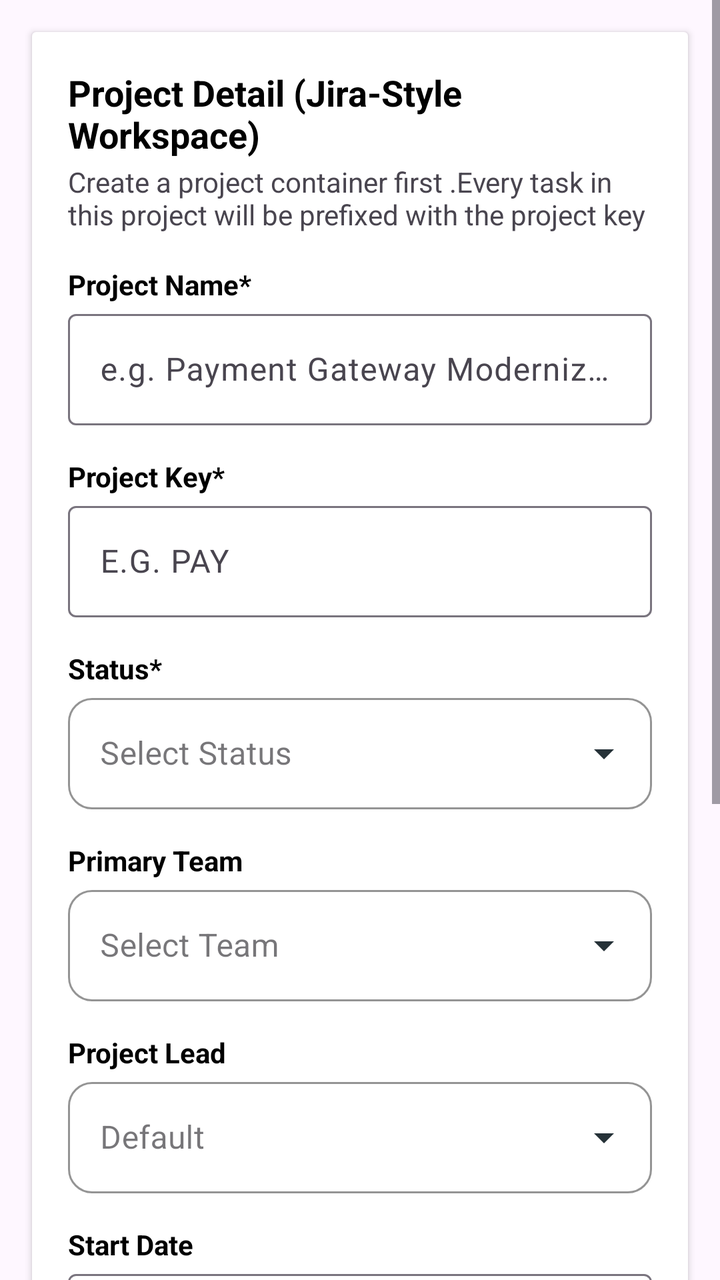
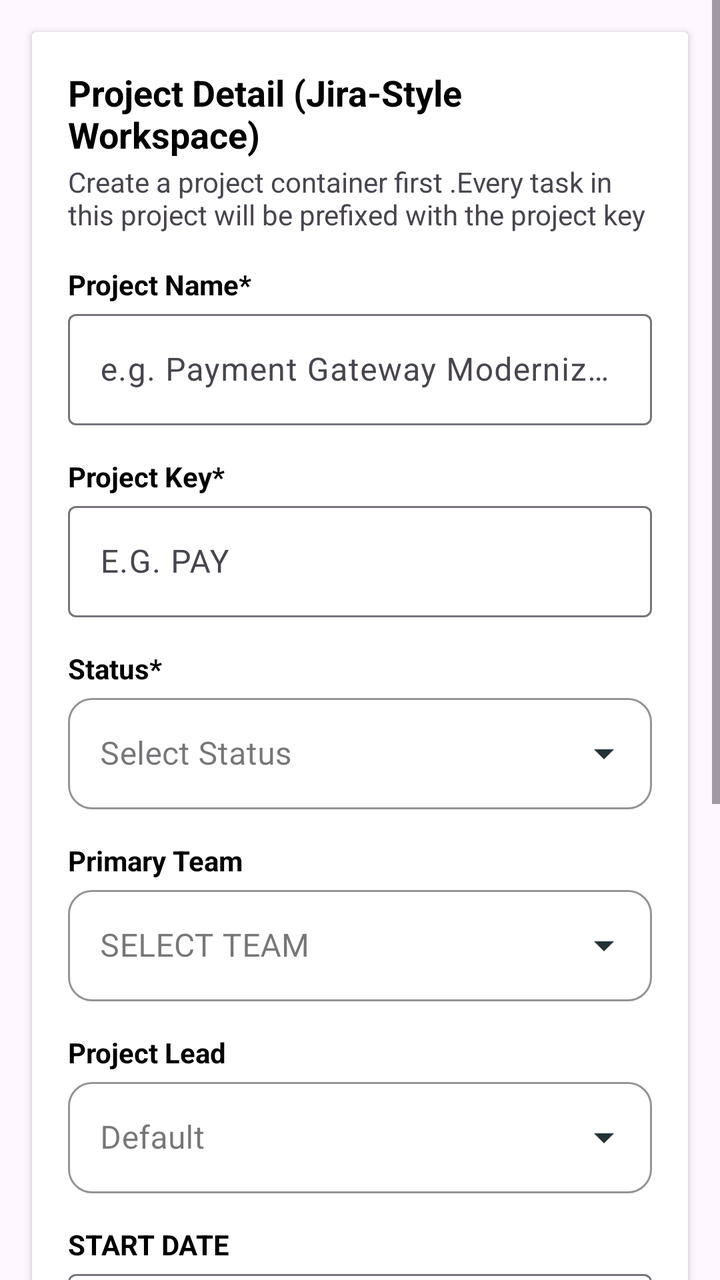

An Android layout rendered at two revisions. The XML below is the earlier revision; the diff shows what the commit changed to produce the second picture.
<!-- AndroidManifest.xml: application theme Theme.TaskManagement -->
<!-- res/layout/fragment_add_project.xml -->
<?xml version="1.0" encoding="utf-8"?>
<layout xmlns:android="http://schemas.android.com/apk/res/android"
    xmlns:tools="http://schemas.android.com/tools"
    xmlns:app="http://schemas.android.com/apk/res-auto">

    <data>

    </data>
    <androidx.core.widget.NestedScrollView
        android:layout_width="match_parent"
        android:layout_height="match_parent"
        android:fillViewport="true"
        android:clipToPadding="false"
        android:scrollbars="vertical">
        <LinearLayout
            android:layout_width="match_parent"
            android:layout_height="wrap_content"
            tools:context=".AddProjectFragment"
            android:orientation="vertical">

            <androidx.cardview.widget.CardView
                android:layout_width="match_parent"
                android:layout_height="wrap_content"
                android:layout_margin="16dp">
                <LinearLayout
                    android:layout_width="match_parent"
                    android:layout_height="wrap_content"
                    android:layout_margin="18dp"
                    android:orientation="vertical">
                    <TextView
                        android:text="Project Detail (Jira-Style Workspace)"
                        android:textStyle="bold"
                        android:textColor="@color/black"
                        android:textSize="18dp"
                        android:layout_width="match_parent"
                        android:layout_height="wrap_content"/>
                    <TextView
                        android:layout_marginTop="2dp"
                        android:layout_width="match_parent"
                        android:layout_height="wrap_content"
                        android:text="Create a project container first .Every task in this project will be prefixed with the project key "/>

                    <TextView
                        android:layout_marginTop="16dp"
                        android:textStyle="bold"
                        android:text="Project Name*"
                        android:textColor="@color/black"
                        android:layout_width="match_parent"
                        android:layout_height="wrap_content"/>
                    <com.google.android.material.textfield.TextInputLayout
                        style="@style/Widget.Material3.TextInputLayout.OutlinedBox"
                        android:layout_width="match_parent"
                        android:layout_height="wrap_content"

                        android:hint="e.g. Payment Gateway Modernization">

                        <com.google.android.material.textfield.TextInputEditText
                            android:id="@+id/name"
                            android:layout_width="match_parent"
                            android:layout_height="wrap_content"
                            />

                    </com.google.android.material.textfield.TextInputLayout>
                    <TextView
                        android:layout_marginTop="16dp"
                        android:textStyle="bold"
                        android:text="Project Key*"
                        android:textColor="@color/black"
                        android:layout_width="match_parent"
                        android:layout_height="wrap_content"/>
                    <com.google.android.material.textfield.TextInputLayout
                        style="@style/Widget.Material3.TextInputLayout.OutlinedBox"
                        android:layout_width="match_parent"
                        android:layout_height="wrap_content"

                        android:hint="E.G. PAY">

                        <com.google.android.material.textfield.TextInputEditText
                            android:id="@+id/key"
                            android:layout_width="match_parent"
                            android:layout_height="wrap_content"
                            />

                    </com.google.android.material.textfield.TextInputLayout>
                    <LinearLayout
                        android:layout_width="match_parent"
                        android:layout_height="wrap_content"
                        android:id="@+id/loader"
                        android:visibility="gone"
                        android:orientation="vertical">
                        <ProgressBar
                            android:layout_width="match_parent"
                            android:layout_height="wrap_content"/>
                        <TextView
                            android:layout_width="match_parent"
                            android:layout_height="wrap_content"
                            android:text="Loading..."
                            android:gravity="center"/>
                    </LinearLayout>
                    <TextView
                        android:layout_marginTop="16dp"
                        android:textStyle="bold"
                        android:text="Status*"
                        android:textColor="@color/black"
                        android:layout_width="match_parent"
                        android:layout_height="wrap_content"/>
                    <com.google.android.material.textfield.TextInputLayout
                        android:id="@+id/statusLayout"
                        style="@style/Widget.MaterialComponents.TextInputLayout.OutlinedBox.ExposedDropdownMenu"
                        android:layout_width="match_parent"
                        android:layout_height="wrap_content"
                        app:boxCornerRadiusTopStart="12dp"
                        app:boxCornerRadiusTopEnd="12dp"
                        app:boxCornerRadiusBottomStart="12dp"
                        app:boxCornerRadiusBottomEnd="12dp"
                        app:boxStrokeColor="#6750FF"
                        app:boxStrokeWidth="1dp"
                        app:boxStrokeWidthFocused="2dp"
                        app:endIconTint="#263238">

                        <com.google.android.material.textfield.MaterialAutoCompleteTextView
                            android:id="@+id/statusSpinner"
                            android:layout_width="match_parent"
                            android:layout_height="wrap_content"
                            android:inputType="none"
                            android:hint="Select Status"
                            android:textSize="16sp"
                            android:dropDownHeight="wrap_content"/>
                        <LinearLayout
                            android:id="@+id/projectLoader"
                            android:visibility="gone"
                            android:layout_width="match_parent"
                            android:layout_height="wrap_content"
                            android:orientation="vertical">
                            <ProgressBar
                                android:layout_width="match_parent"
                                android:layout_height="wrap_content"/>
                            <TextView
                                android:text="Loading.."
                                android:gravity="center"
                                android:layout_width="match_parent"
                                android:layout_height="wrap_content"/>
                        </LinearLayout>

                    </com.google.android.material.textfield.TextInputLayout>
                    <TextView
                        android:layout_marginTop="16dp"
                        android:textStyle="bold"
                        android:text="Primary Team"
                        android:textColor="@color/black"
                        android:layout_width="match_parent"
                        android:layout_height="wrap_content"/>
                    <com.google.android.material.textfield.TextInputLayout
                        android:id="@+id/teamLayout"
                        style="@style/Widget.MaterialComponents.TextInputLayout.OutlinedBox.ExposedDropdownMenu"
                        android:layout_width="match_parent"
                        android:layout_height="wrap_content"
                        app:boxCornerRadiusTopStart="12dp"
                        app:boxCornerRadiusTopEnd="12dp"
                        app:boxCornerRadiusBottomStart="12dp"
                        app:boxCornerRadiusBottomEnd="12dp"
                        app:boxStrokeColor="#6750FF"
                        app:boxStrokeWidth="1dp"
                        app:boxStrokeWidthFocused="2dp"
                        app:endIconTint="#263238">

                        <com.google.android.material.textfield.MaterialAutoCompleteTextView
                            android:id="@+id/teamSpinner"
                            android:layout_width="match_parent"
                            android:layout_height="wrap_content"
                            android:inputType="none"
                            android:hint="Select Team"
                            android:textSize="16sp"
                            android:dropDownHeight="wrap_content"/>

                    </com.google.android.material.textfield.TextInputLayout>
                    <TextView
                        android:layout_marginTop="16dp"
                        android:textStyle="bold"
                        android:text="Project Lead"
                        android:textColor="@color/black"
                        android:layout_width="match_parent"
                        android:layout_height="wrap_content"/>
                    <com.google.android.material.textfield.TextInputLayout
                        android:id="@+id/projectLayout"
                        style="@style/Widget.MaterialComponents.TextInputLayout.OutlinedBox.ExposedDropdownMenu"
                        android:layout_width="match_parent"
                        android:layout_height="wrap_content"
                        app:boxCornerRadiusTopStart="12dp"
                        app:boxCornerRadiusTopEnd="12dp"
                        app:boxCornerRadiusBottomStart="12dp"
                        app:boxCornerRadiusBottomEnd="12dp"
                        app:boxStrokeColor="#6750FF"
                        app:boxStrokeWidth="1dp"
                        app:boxStrokeWidthFocused="2dp"
                        app:endIconTint="#263238">

                        <com.google.android.material.textfield.MaterialAutoCompleteTextView
                            android:id="@+id/projectSpinner"
                            android:layout_width="match_parent"
                            android:layout_height="wrap_content"
                            android:inputType="none"
android:hint="Default"
                            android:textSize="16sp"
                            android:dropDownHeight="wrap_content"/>

                    </com.google.android.material.textfield.TextInputLayout>
                    <TextView
                        android:layout_marginTop="16dp"
                        android:textStyle="bold"
                        android:text="Start Date"
                        android:textColor="@color/black"
                        android:layout_width="match_parent"
                        android:layout_height="wrap_content"/>

                    <com.google.android.material.textfield.TextInputLayout
                        style="@style/Widget.Material3.TextInputLayout.OutlinedBox"
                        android:layout_width="match_parent"
                        android:layout_height="wrap_content"
                        android:hint="dd/mm/yyyy"
                       >

                        <com.google.android.material.textfield.TextInputEditText
                            android:id="@+id/startDate"

                            android:layout_width="match_parent"
                            android:layout_height="wrap_content"
                            android:drawableEnd="@drawable/outline_calendar_month_24"
                            />

                    </com.google.android.material.textfield.TextInputLayout>
                    <TextView
                        android:layout_marginTop="16dp"
                        android:textStyle="bold"
                        android:text="Completion Date"
                        android:textColor="@color/black"
                        android:layout_width="match_parent"
                        android:layout_height="wrap_content"/>
                    <com.google.android.material.textfield.TextInputLayout
                        style="@style/Widget.Material3.TextInputLayout.OutlinedBox"
                        android:layout_width="match_parent"
                        android:layout_height="wrap_content"

                        android:hint="dd/mm/yyyy">

                        <com.google.android.material.textfield.TextInputEditText
                            android:id="@+id/endDate"
                            android:layout_width="match_parent"
                            android:layout_height="wrap_content"
                            android:drawableEnd="@drawable/outline_calendar_month_24"
                            />

                    </com.google.android.material.textfield.TextInputLayout>
                    <com.example.taskmanagement.CustomUserView
                        android:id="@+id/customteam"
                        android:layout_width="match_parent"
                        android:layout_height="wrap_content"/>
                    <TextView
                        android:layout_marginTop="16dp"
                        android:textStyle="bold"
                        android:text="PROJECT SCOP &amp; OBJECTIVE"
                        android:textColor="@color/black"
                        android:layout_width="match_parent"
                        android:layout_height="wrap_content"/>
                    <com.google.android.material.textfield.TextInputLayout
                        style="@style/Widget.Material3.TextInputLayout.OutlinedBox"
                        android:layout_width="match_parent"
                        android:layout_height="wrap_content"

                        android:hint="Describe the project goals,milstones, and deliverable">

                        <com.google.android.material.textfield.TextInputEditText
                            android:id="@+id/discrpt"
                            android:layout_width="match_parent"
                            android:layout_height="wrap_content"
                            android:gravity="top|start"
                            />

                    </com.google.android.material.textfield.TextInputLayout>
                    <Button
                        android:text="Create"
                        android:id="@+id/saveBtn"
                        android:textColor="@color/white"
                        android:backgroundTint="@color/darknavey"
                        android:layout_margin="6dp"
                        android:layout_gravity="center"
                        android:layout_width="wrap_content"
                        android:layout_height="wrap_content"/>
                </LinearLayout>
            </androidx.cardview.widget.CardView>

        </LinearLayout>
    </androidx.core.widget.NestedScrollView>


</layout>
<!-- resources referenced by this layout -->
<resources>
  <color name="black">#FF000000</color>
  <color name="darknavey">#1E3A5F</color>
  <color name="white">#FFFFFFFF</color>
  <!-- drawable outline_calendar_month_24 (drawable) -->
  <vector xmlns:android="http://schemas.android.com/apk/res/android" android:height="24dp" android:tint="#000000" android:viewportHeight="960" android:viewportWidth="960" android:width="24dp">
        
      <path android:fillColor="@android:color/white" android:pathData="M200,880Q167,880 143.5,856.5Q120,833 120,800L120,240Q120,207 143.5,183.5Q167,160 200,160L240,160L240,80L320,80L320,160L640,160L640,80L720,80L720,160L760,160Q793,160 816.5,183.5Q840,207 840,240L840,800Q840,833 816.5,856.5Q793,880 760,880L200,880ZM200,800L760,800Q760,800 760,800Q760,800 760,800L760,400L200,400L200,800Q200,800 200,800Q200,800 200,800ZM200,320L760,320L760,240Q760,240 760,240Q760,240 760,240L200,240Q200,240 200,240Q200,240 200,240L200,320ZM200,320L200,240Q200,240 200,240Q200,240 200,240L200,240Q200,240 200,240Q200,240 200,240L200,320ZM480,560Q463,560 451.5,548.5Q440,537 440,520Q440,503 451.5,491.5Q463,480 480,480Q497,480 508.5,491.5Q520,503 520,520Q520,537 508.5,548.5Q497,560 480,560ZM291.5,548.5Q280,537 280,520Q280,503 291.5,491.5Q303,480 320,480Q337,480 348.5,491.5Q360,503 360,520Q360,537 348.5,548.5Q337,560 320,560Q303,560 291.5,548.5ZM640,560Q623,560 611.5,548.5Q600,537 600,520Q600,503 611.5,491.5Q623,480 640,480Q657,480 668.5,491.5Q680,503 680,520Q680,537 668.5,548.5Q657,560 640,560ZM480,720Q463,720 451.5,708.5Q440,697 440,680Q440,663 451.5,651.5Q463,640 480,640Q497,640 508.5,651.5Q520,663 520,680Q520,697 508.5,708.5Q497,720 480,720ZM291.5,708.5Q280,697 280,680Q280,663 291.5,651.5Q303,640 320,640Q337,640 348.5,651.5Q360,663 360,680Q360,697 348.5,708.5Q337,720 320,720Q303,720 291.5,708.5ZM640,720Q623,720 611.5,708.5Q600,697 600,680Q600,663 611.5,651.5Q623,640 640,640Q657,640 668.5,651.5Q680,663 680,680Q680,697 668.5,708.5Q657,720 640,720Z"/>
      
  </vector>
  <style name="Theme.TaskManagement" parent="Base.Theme.TaskManagement" />
  <style name="Base.Theme.TaskManagement" parent="Theme.Material3.DayNight.NoActionBar">
          
          
      </style>
</resources>

<!-- the commit's change to res/layout/fragment_add_project.xml (unified diff, before → after) -->
@@ -28,7 +28,7 @@
                     android:layout_margin="18dp"
                     android:orientation="vertical">
                     <TextView
-                        android:text="Project Detail (Jira-Style Workspace)"
+                        android:text="@string/Project_Detail_Jira_Style_Workspace"
                         android:textStyle="bold"
                         android:textColor="@color/black"
                         android:textSize="18dp"
@@ -38,21 +38,21 @@
                         android:layout_marginTop="2dp"
                         android:layout_width="match_parent"
                         android:layout_height="wrap_content"
-                        android:text="Create a project container first .Every task in this project will be prefixed with the project key "/>
-
-                    <TextView
-                        android:layout_marginTop="16dp"
-                        android:textStyle="bold"
-                        android:text="Project Name*"
-                        android:textColor="@color/black"
-                        android:layout_width="match_parent"
-                        android:layout_height="wrap_content"/>
-                    <com.google.android.material.textfield.TextInputLayout
-                        style="@style/Widget.Material3.TextInputLayout.OutlinedBox"
-                        android:layout_width="match_parent"
-                        android:layout_height="wrap_content"
-
-                        android:hint="e.g. Payment Gateway Modernization">
+                        android:text="@string/Create_a_project_container_first_Every_task_in_this_project_will_be_prefixed_with_the_project_key"/>
+
+                    <TextView
+                        android:layout_marginTop="16dp"
+                        android:textStyle="bold"
+                        android:text="@string/Project_Name"
+                        android:textColor="@color/black"
+                        android:layout_width="match_parent"
+                        android:layout_height="wrap_content"/>
+                    <com.google.android.material.textfield.TextInputLayout
+                        style="@style/Widget.Material3.TextInputLayout.OutlinedBox"
+                        android:layout_width="match_parent"
+                        android:layout_height="wrap_content"
+
+                        android:hint="@string/e_g_Payment_Gateway_Modernization">
 
                         <com.google.android.material.textfield.TextInputEditText
                             android:id="@+id/name"
@@ -64,16 +64,16 @@
                     <TextView
                         android:layout_marginTop="16dp"
                         android:textStyle="bold"
-                        android:text="Project Key*"
-                        android:textColor="@color/black"
-                        android:layout_width="match_parent"
-                        android:layout_height="wrap_content"/>
-                    <com.google.android.material.textfield.TextInputLayout
-                        style="@style/Widget.Material3.TextInputLayout.OutlinedBox"
-                        android:layout_width="match_parent"
-                        android:layout_height="wrap_content"
-
-                        android:hint="E.G. PAY">
+                        android:text="@string/Project_Key"
+                        android:textColor="@color/black"
+                        android:layout_width="match_parent"
+                        android:layout_height="wrap_content"/>
+                    <com.google.android.material.textfield.TextInputLayout
+                        style="@style/Widget.Material3.TextInputLayout.OutlinedBox"
+                        android:layout_width="match_parent"
+                        android:layout_height="wrap_content"
+
+                        android:hint="@string/E_G_PAY">
 
                         <com.google.android.material.textfield.TextInputEditText
                             android:id="@+id/key"
@@ -100,7 +100,7 @@
                     <TextView
                         android:layout_marginTop="16dp"
                         android:textStyle="bold"
-                        android:text="Status*"
+                        android:text="@string/Status"
                         android:textColor="@color/black"
                         android:layout_width="match_parent"
                         android:layout_height="wrap_content"/>
@@ -123,7 +123,7 @@
                             android:layout_width="match_parent"
                             android:layout_height="wrap_content"
                             android:inputType="none"
-                            android:hint="Select Status"
+                            android:hint="@string/Select_Status"
                             android:textSize="16sp"
                             android:dropDownHeight="wrap_content"/>
                         <LinearLayout
@@ -146,7 +146,7 @@
                     <TextView
                         android:layout_marginTop="16dp"
                         android:textStyle="bold"
-                        android:text="Primary Team"
+                        android:text="@string/Primary_Team"
                         android:textColor="@color/black"
                         android:layout_width="match_parent"
                         android:layout_height="wrap_content"/>
@@ -169,7 +169,7 @@
                             android:layout_width="match_parent"
                             android:layout_height="wrap_content"
                             android:inputType="none"
-                            android:hint="Select Team"
+                            android:hint="@string/SELECT_TEAM"
                             android:textSize="16sp"
                             android:dropDownHeight="wrap_content"/>
 
@@ -177,7 +177,7 @@
                     <TextView
                         android:layout_marginTop="16dp"
                         android:textStyle="bold"
-                        android:text="Project Lead"
+                        android:text="@string/Project_Lead"
                         android:textColor="@color/black"
                         android:layout_width="match_parent"
                         android:layout_height="wrap_content"/>
@@ -200,7 +200,7 @@
                             android:layout_width="match_parent"
                             android:layout_height="wrap_content"
                             android:inputType="none"
-android:hint="Default"
+android:hint="@string/Default"
                             android:textSize="16sp"
                             android:dropDownHeight="wrap_content"/>
 
@@ -208,7 +208,7 @@ android:hint="Default"
                     <TextView
                         android:layout_marginTop="16dp"
                         android:textStyle="bold"
-                        android:text="Start Date"
+                        android:text="@string/START_DATE"
                         android:textColor="@color/black"
                         android:layout_width="match_parent"
                         android:layout_height="wrap_content"/>
@@ -232,7 +232,7 @@ android:hint="Default"
                     <TextView
                         android:layout_marginTop="16dp"
                         android:textStyle="bold"
-                        android:text="Completion Date"
+                        android:text="@string/Completion_Date"
                         android:textColor="@color/black"
                         android:layout_width="match_parent"
                         android:layout_height="wrap_content"/>
@@ -258,16 +258,16 @@ android:hint="Default"
                     <TextView
                         android:layout_marginTop="16dp"
                         android:textStyle="bold"
-                        android:text="PROJECT SCOP &amp; OBJECTIVE"
-                        android:textColor="@color/black"
-                        android:layout_width="match_parent"
-                        android:layout_height="wrap_content"/>
-                    <com.google.android.material.textfield.TextInputLayout
-                        style="@style/Widget.Material3.TextInputLayout.OutlinedBox"
-                        android:layout_width="match_parent"
-                        android:layout_height="wrap_content"
-
-                        android:hint="Describe the project goals,milstones, and deliverable">
+                        android:text="@string/PROJECT_SCOP_OBJECTIVE"
+                        android:textColor="@color/black"
+                        android:layout_width="match_parent"
+                        android:layout_height="wrap_content"/>
+                    <com.google.android.material.textfield.TextInputLayout
+                        style="@style/Widget.Material3.TextInputLayout.OutlinedBox"
+                        android:layout_width="match_parent"
+                        android:layout_height="wrap_content"
+
+                        android:hint="@string/Describe_the_project_goals_milstones_and_deliverable">
 
                         <com.google.android.material.textfield.TextInputEditText
                             android:id="@+id/discrpt"
@@ -278,7 +278,7 @@ android:hint="Default"
 
                     </com.google.android.material.textfield.TextInputLayout>
                     <Button
-                        android:text="Create"
+                        android:text="@string/Create"
                         android:id="@+id/saveBtn"
                         android:textColor="@color/white"
                         android:backgroundTint="@color/darknavey"
<!-- resource entries referenced after the edit -->
@@ -9,6 +9,23 @@
       <path android:fillColor="@android:color/white" android:pathData="M200,880Q167,880 143.5,856.5Q120,833 120,800L120,240Q120,207 143.5,183.5Q167,160 200,160L240,160L240,80L320,80L320,160L640,160L640,80L720,80L720,160L760,160Q793,160 816.5,183.5Q840,207 840,240L840,800Q840,833 816.5,856.5Q793,880 760,880L200,880ZM200,800L760,800Q760,800 760,800Q760,800 760,800L760,400L200,400L200,800Q200,800 200,800Q200,800 200,800ZM200,320L760,320L760,240Q760,240 760,240Q760,240 760,240L200,240Q200,240 200,240Q200,240 200,240L200,320ZM200,320L200,240Q200,240 200,240Q200,240 200,240L200,240Q200,240 200,240Q200,240 200,240L200,320ZM480,560Q463,560 451.5,548.5Q440,537 440,520Q440,503 451.5,491.5Q463,480 480,480Q497,480 508.5,491.5Q520,503 520,520Q520,537 508.5,548.5Q497,560 480,560ZM291.5,548.5Q280,537 280,520Q280,503 291.5,491.5Q303,480 320,480Q337,480 348.5,491.5Q360,503 360,520Q360,537 348.5,548.5Q337,560 320,560Q303,560 291.5,548.5ZM640,560Q623,560 611.5,548.5Q600,537 600,520Q600,503 611.5,491.5Q623,480 640,480Q657,480 668.5,491.5Q680,503 680,520Q680,537 668.5,548.5Q657,560 640,560ZM480,720Q463,720 451.5,708.5Q440,697 440,680Q440,663 451.5,651.5Q463,640 480,640Q497,640 508.5,651.5Q520,663 520,680Q520,697 508.5,708.5Q497,720 480,720ZM291.5,708.5Q280,697 280,680Q280,663 291.5,651.5Q303,640 320,640Q337,640 348.5,651.5Q360,663 360,680Q360,697 348.5,708.5Q337,720 320,720Q303,720 291.5,708.5ZM640,720Q623,720 611.5,708.5Q600,697 600,680Q600,663 611.5,651.5Q623,640 640,640Q657,640 668.5,651.5Q680,663 680,680Q680,697 668.5,708.5Q657,720 640,720Z"/>
       
   </vector>
+  <string name="Completion_Date">Completion Date</string>
+  <string name="Create">Create</string>
+  <string name="Create_a_project_container_first_Every_task_in_this_project_will_be_prefixed_with_the_project_key">Create a project container first .Every task in this project will be prefixed with the project key</string>
+  <string name="Default">Default</string>
+  <string name="Describe_the_project_goals_milstones_and_deliverable">Describe the project goals,milstones, and deliverable</string>
+  <string name="E_G_PAY">E.G. PAY</string>
+  <string name="PROJECT_SCOP_OBJECTIVE">PROJECT SCOP &amp; OBJECTIVE</string>
+  <string name="Primary_Team">Primary Team</string>
+  <string name="Project_Detail_Jira_Style_Workspace">Project Detail (Jira-Style Workspace)</string>
+  <string name="Project_Key">Project Key*</string>
+  <string name="Project_Lead">Project Lead</string>
+  <string name="Project_Name">Project Name*</string>
+  <string name="SELECT_TEAM">SELECT TEAM</string>
+  <string name="START_DATE">START DATE</string>
+  <string name="Select_Status">Select Status</string>
+  <string name="Status">Status*</string>
+  <string name="e_g_Payment_Gateway_Modernization">e.g. Payment Gateway Modernization</string>
   <style name="Theme.TaskManagement" parent="Base.Theme.TaskManagement" />
   <style name="Base.Theme.TaskManagement" parent="Theme.Material3.DayNight.NoActionBar">
           
